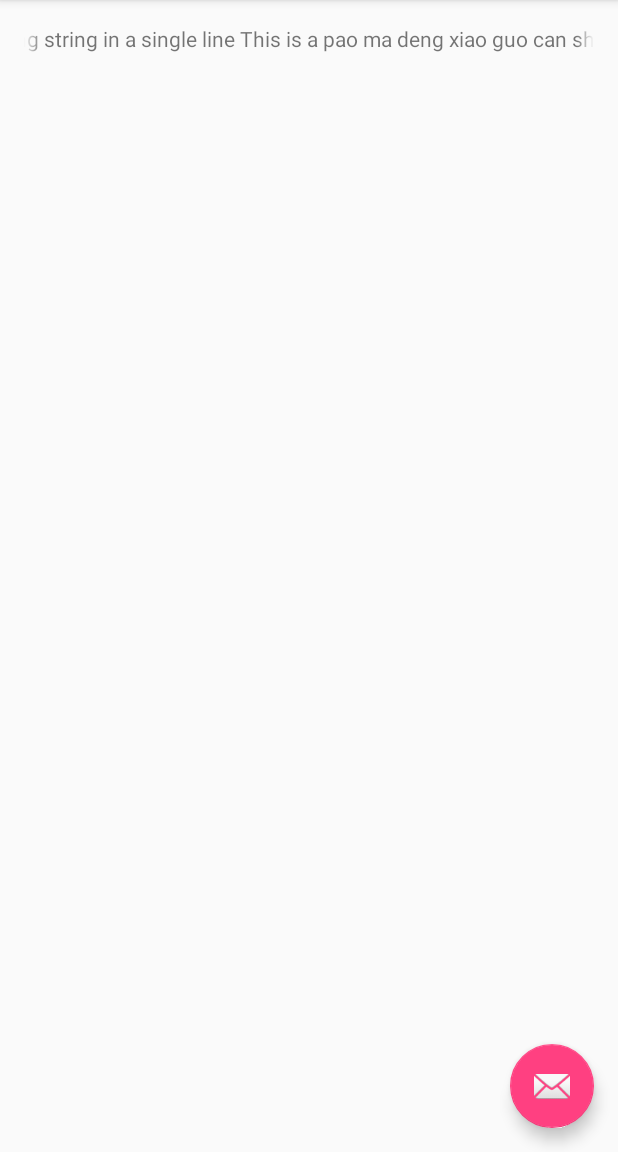
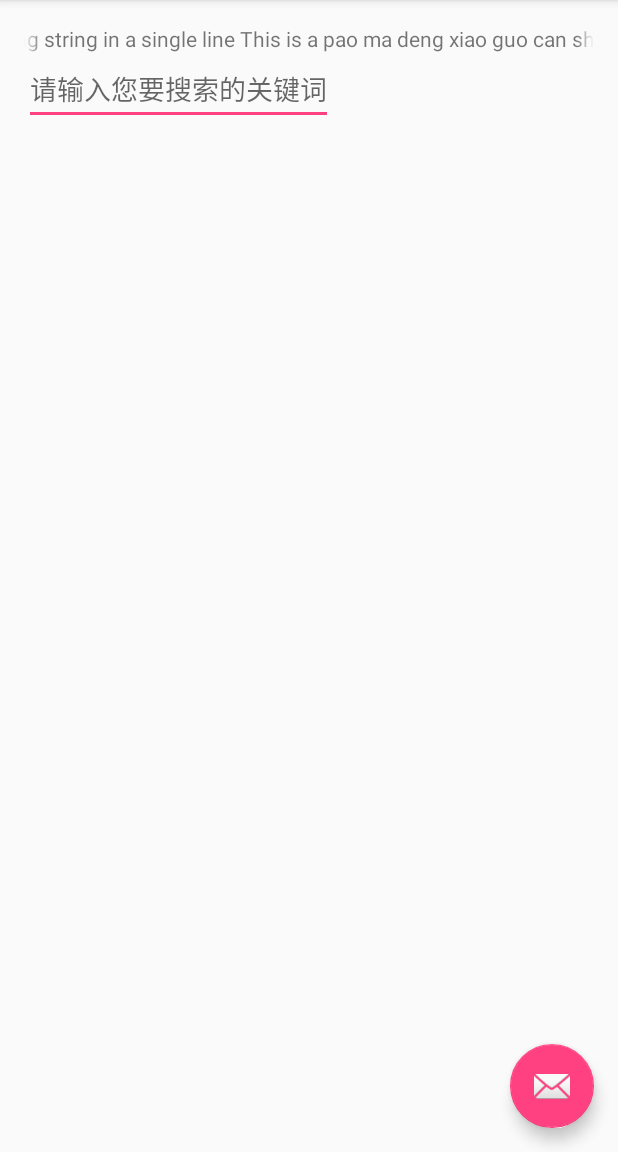
Before and after one commit to shfypp/mooc, an Android app: the screen it shows after launch (MainActivity), on a phone screen of 412 x 824 dp, the part 84-1236 px from its top. Run offline under Robolectric (Android 15) with nearby library versions, the phone set to English and light mode, and no system bars.

Commit message:
3 AutoCompleteTextView

```diff
--- a/app/src/main/java/cn/hophin/shfy/androidmooc/Article.java
+++ b/app/src/main/java/cn/hophin/shfy/androidmooc/Article.java
@@ -10,4 +10,10 @@ public class Article {
                     "This is a pao ma deng xiao guo can show long string in a single line ",
             ""
     };
+    public static String[] keyWords={
+            "Bei",
+            "Beijing",
+            "Beijingtian",
+            "Beijingtiananmen"
+    };
 }
--- a/app/src/main/java/cn/hophin/shfy/androidmooc/MainActivity.java
+++ b/app/src/main/java/cn/hophin/shfy/androidmooc/MainActivity.java
@@ -5,12 +5,20 @@ import android.support.design.widget.FloatingActionButton;
 import android.support.design.widget.Snackbar;
 import android.support.v7.app.AppCompatActivity;
 import android.support.v7.widget.Toolbar;
-import android.view.View;
 import android.view.Menu;
 import android.view.MenuItem;
+import android.view.View;
+import android.widget.ArrayAdapter;
+import android.widget.AutoCompleteTextView;
+
+import java.util.ArrayList;
+import java.util.Arrays;
+import java.util.List;
 
 public class MainActivity extends AppCompatActivity {
     private MarqueeText mMarqueeText;
+    private AutoCompleteTextView mAutoCompleteTextView;
+
 
     @Override
     protected void onCreate(Bundle savedInstanceState) {
@@ -30,6 +38,17 @@ public class MainActivity extends AppCompatActivity {
 
         mMarqueeText= (MarqueeText) findViewById(R.id.pao_ma_deng_text_view);
         mMarqueeText.setText(Article.articleContent[0]);
+        //1.初始化控件
+        mAutoCompleteTextView= (AutoCompleteTextView) findViewById(R.id.key_words_ac_text_view);
+        //2.初始化数据
+        List<String> data=new ArrayList<String>(Arrays.asList(Article.keyWords));
+        //3.创建适配器
+        ArrayAdapter<String> adapter=new ArrayAdapter<String>(
+                this,
+                android.R.layout.simple_list_item_1,
+                data);
+        //4.关联适配器到控件
+        mAutoCompleteTextView.setAdapter(adapter);
     }
 
     @Override
--- a/app/src/main/res/layout/content_main.xml
+++ b/app/src/main/res/layout/content_main.xml
@@ -26,6 +26,13 @@
             android:focusableInTouchMode="true"
             android:singleLine="true"
             android:text="Hello World!" />
+        <AutoCompleteTextView
+            android:id="@+id/key_words_ac_text_view"
+            android:hint="@string/input_you_key_words"
+            android:completionThreshold="3"
+            android:layout_width="wrap_content"
+            android:layout_height="wrap_content" />
+        <!--completionThreshold 设置输入几个字符时开始自动匹配 -->
     </LinearLayout>
 
 </ScrollView>
--- a/app/src/main/res/values/strings.xml
+++ b/app/src/main/res/values/strings.xml
@@ -1,4 +1,5 @@
 <resources>
     <string name="app_name">AndroidMooc</string>
     <string name="action_settings">Settings</string>
+    <string name="input_you_key_words">请输入您要搜索的关键词</string>
 </resources>
```
